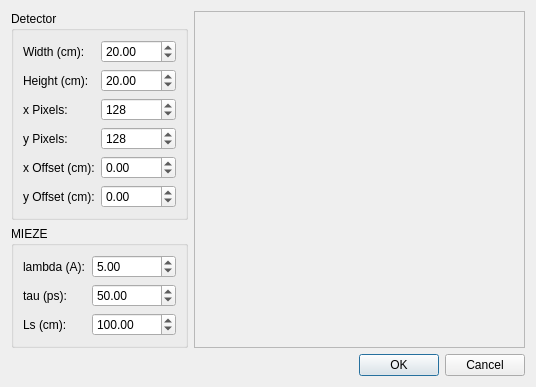
Above: ui/psd_phase.ui from tweber-ill/frm_mirror-miezetools before the change. Below: the same form after it.
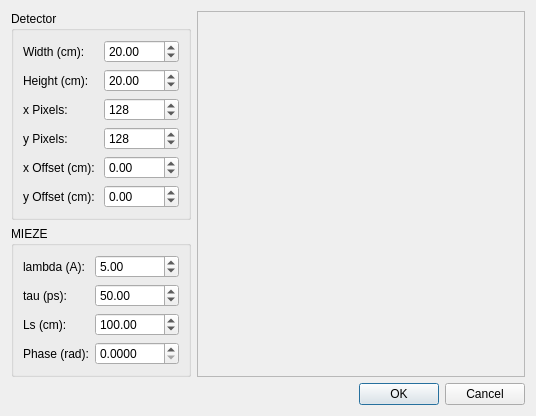
That is the form after the change.

```diff
--- a/ui/psd_phase.ui
+++ b/ui/psd_phase.ui
@@ -240,6 +240,23 @@
         </property>
        </widget>
       </item>
+      <item row="3" column="0">
+       <widget class="QLabel" name="label_10">
+        <property name="text">
+         <string>Phase (rad):</string>
+        </property>
+       </widget>
+      </item>
+      <item row="3" column="1">
+       <widget class="QDoubleSpinBox" name="spinPhase">
+        <property name="decimals">
+         <number>4</number>
+        </property>
+        <property name="singleStep">
+         <double>0.010000000000000</double>
+        </property>
+       </widget>
+      </item>
      </layout>
     </widget>
    </item>
```
Left out of the diff: 1 changed line with no effect on the pictures.
